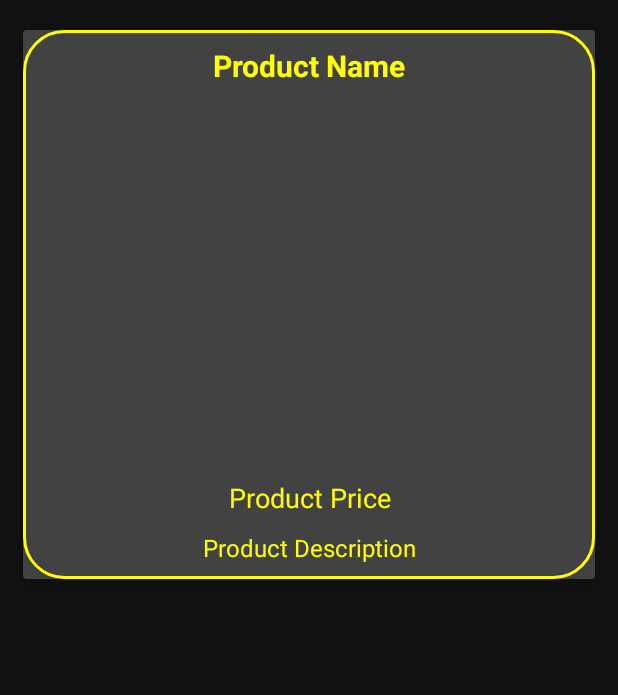
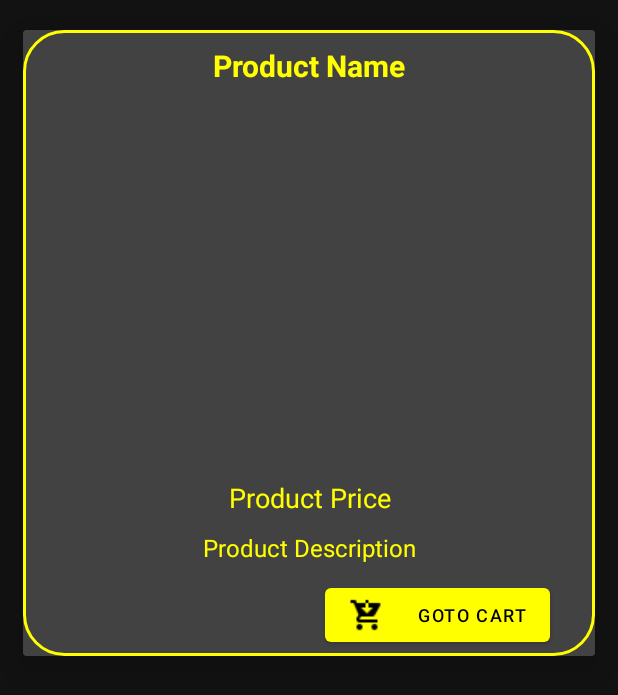
Before and after one commit to thisitham/Team-Oreo, an Android app: the layout product_items_layout.xml on its own in the app's theme, with its tools: preview values and no code run, on a phone screen of 412 x 824 dp. Shown: the top 695 px of the screen. Run offline under Robolectric (Android 15) with nearby library versions, the phone set to English and light mode, and no system bars; Roboto replaces fonts that are not available here.

Commit message:
Home Updated

```diff
--- a/app/src/main/java/com/dhruva/shopping/HomeActivity.java
+++ b/app/src/main/java/com/dhruva/shopping/HomeActivity.java
@@ -16,6 +16,7 @@ import android.view.Menu;
 import android.view.MenuItem;
 import android.view.View;
 import android.view.ViewGroup;
+import android.widget.Button;
 import android.widget.TextView;
 import androidx.appcompat.widget.Toolbar;
 
@@ -30,6 +31,7 @@ import com.google.firebase.database.DatabaseReference;
 import com.google.firebase.database.FirebaseDatabase;
 import com.squareup.picasso.Picasso;
 
+
 import de.hdodenhof.circleimageview.CircleImageView;
 import io.paperdb.Paper;
 
@@ -39,6 +41,7 @@ public class HomeActivity extends AppCompatActivity implements NavigationView.On
     NavigationView navigationView;
     Toolbar toolbar;
     TextView textView;
+    Button gotocartbtn;
     private RecyclerView recyclerView;
     RecyclerView.LayoutManager layoutManager;
 
@@ -49,6 +52,7 @@ public class HomeActivity extends AppCompatActivity implements NavigationView.On
         AppCompatDelegate.setDefaultNightMode(AppCompatDelegate.MODE_NIGHT_YES);
         ProductsRef = FirebaseDatabase.getInstance("https://ekart-cf358-default-rtdb.firebaseio.com/").getReference().child("Products");
 
+        gotocartbtn = findViewById(R.id.cart_link);
         drawerLayout=findViewById(R.id.drawer_layout);
         navigationView=findViewById(R.id.nav_view);
         toolbar=findViewById(R.id.toolbar);
@@ -100,6 +104,7 @@ public class HomeActivity extends AppCompatActivity implements NavigationView.On
                         holder.txtProductDescription.setText(model.getDescription());
                         holder.txtProductPrice.setText("Price = " + model.getPrice() + "Rs.");
                         Picasso.get().load(model.getImage()).into(holder.imageView);
+
                         holder.itemView.setOnClickListener(new View.OnClickListener() {
                             @Override
                             public void onClick(View view) {
@@ -169,8 +174,6 @@ public class HomeActivity extends AppCompatActivity implements NavigationView.On
             Intent intent = new Intent(HomeActivity.this,SearchProductsActivity.class);
             startActivity(intent);
 
-        } else if (id == R.id.nav_categories) {
-
         } else if (id == R.id.nav_profile) {
             Intent intent=new Intent(HomeActivity.this,SettinsActivity.class);
             startActivity(intent);
--- a/app/src/main/res/layout/product_items_layout.xml
+++ b/app/src/main/res/layout/product_items_layout.xml
@@ -58,5 +58,20 @@
             android:textColor="@color/colorPrimaryDark"
             android:textSize="16dp" />
 
+
+        <Button
+            android:id="@+id/cart_link"
+            android:layout_width="150dp"
+            android:layout_height="wrap_content"
+            android:layout_below="@+id/product_description"
+            android:layout_alignParentEnd="true"
+            android:layout_marginRight="30dp"
+            android:layout_marginBottom="3dp"
+            android:drawableLeft="@drawable/nav_cart"
+            android:gravity="center"
+            android:text="Goto Cart"
+            android:textAlignment="textEnd"
+            android:textSize="12sp" />
+
     </RelativeLayout>
 </androidx.cardview.widget.CardView>
```
